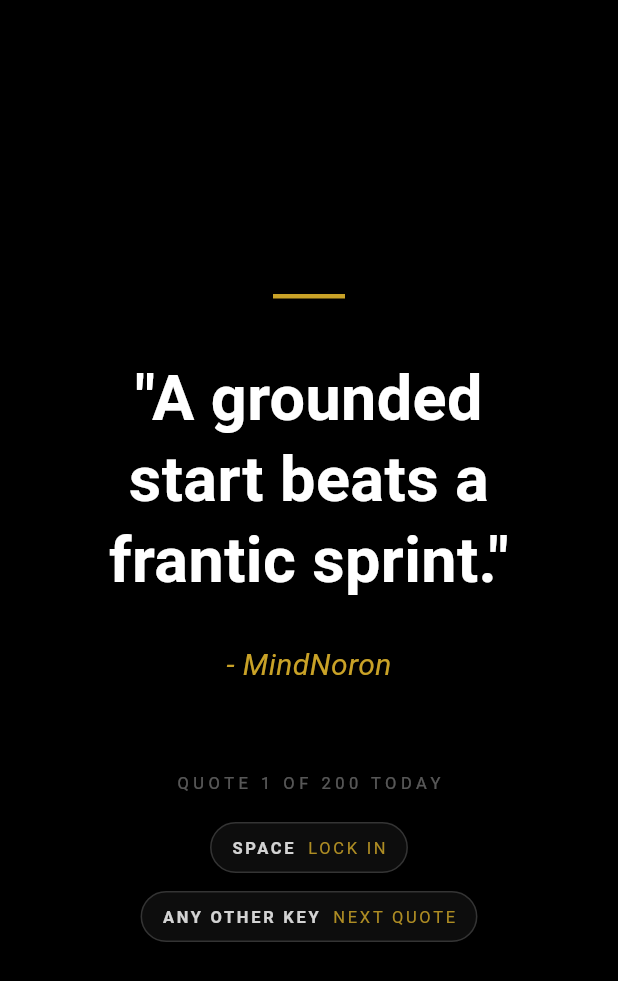
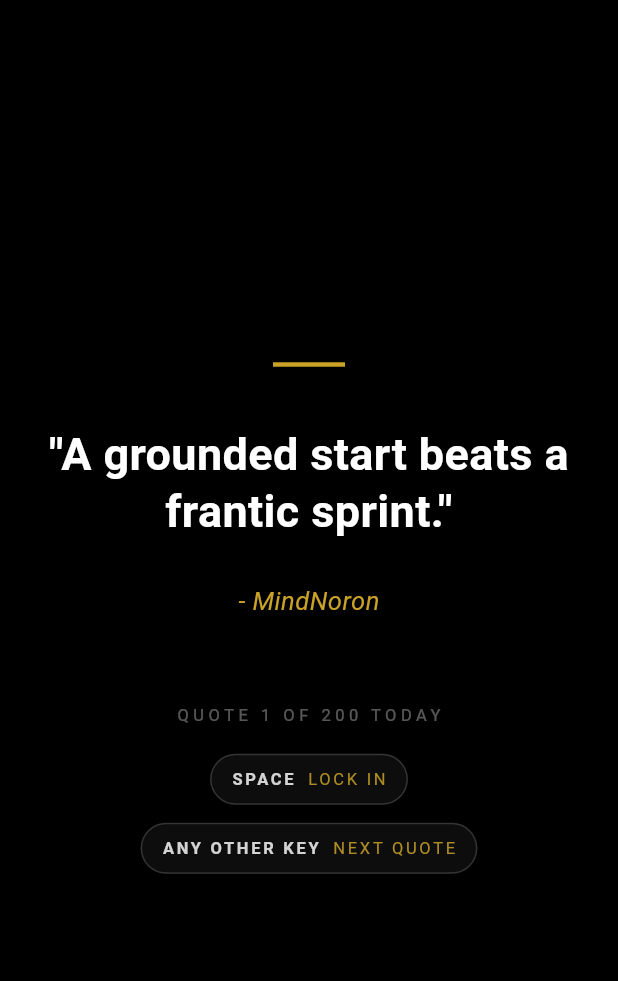
Before and after one commit to moraiinsdev-cell/MindNoron, a Flutter app: the screen it shows after launch, on a phone screen of 412 x 824 dp. Shown: the top 981 px of the screen. Run offline on Flutter 3.47's test engine with Material 3 defaults, Android fonts, the phone set to English and light mode, and no system bars; our stand-ins replace drift, drift_flutter, file_picker, flutter_riverpod, go_router; missing offline and left inert: hotkey_manager, local_notifier, tray_manager, window_manager; accounts and stored records are empty; generated files the repository leaves out were written again; Roboto replaces fonts that are missing (Georgia, Segoe UI); statements that could not run were skipped.

Commit message:
Polish app interactions and launch script

```diff
--- a/lib/core/theme/app_theme.dart
+++ b/lib/core/theme/app_theme.dart
@@ -1,11 +1,11 @@
 import 'package:flutter/material.dart';
 
 /// Calm, minimalist theme for MindNoron (dark-first, light available).
-/// Inspired by Notion + Linear + Forest — deep blue / teal accent.
+/// Inspired by Notion + Linear + Forest - deep blue / teal accent.
 class AppTheme {
   AppTheme._();
 
-  /// Primary accent — deep teal/blue.
+  /// Primary accent - deep teal/blue.
   static const Color seed = Color(0xFF2DD4BF); // teal-400
   static const Color accentBlue = Color(0xFF38BDF8); // sky-400
 
@@ -32,9 +32,16 @@
         elevation: 0,
         color: colorScheme.surfaceContainerHigh,
         shape: RoundedRectangleBorder(
-          borderRadius: BorderRadius.circular(16),
+          borderRadius: BorderRadius.circular(8),
         ),
         margin: EdgeInsets.zero,
+      ),
+      dialogTheme: DialogThemeData(
+        elevation: 0,
+        backgroundColor: colorScheme.surfaceContainerHigh,
+        shape: RoundedRectangleBorder(
+          borderRadius: BorderRadius.circular(12),
+        ),
       ),
       navigationRailTheme: NavigationRailThemeData(
         backgroundColor: colorScheme.surface,
@@ -44,18 +51,68 @@
       filledButtonTheme: FilledButtonThemeData(
         style: FilledButton.styleFrom(
           shape: RoundedRectangleBorder(
-            borderRadius: BorderRadius.circular(12),
+            borderRadius: BorderRadius.circular(8),
           ),
           padding: const EdgeInsets.symmetric(horizontal: 20, vertical: 16),
+        ),
+      ),
+      outlinedButtonTheme: OutlinedButtonThemeData(
+        style: OutlinedButton.styleFrom(
+          shape: RoundedRectangleBorder(
+            borderRadius: BorderRadius.circular(8),
+          ),
+          padding: const EdgeInsets.symmetric(horizontal: 18, vertical: 14),
+        ),
+      ),
+      segmentedButtonTheme: SegmentedButtonThemeData(
+        style: SegmentedButton.styleFrom(
+          shape: RoundedRectangleBorder(
+            borderRadius: BorderRadius.circular(8),
+          ),
+        ),
+      ),
+      floatingActionButtonTheme: FloatingActionButtonThemeData(
+        elevation: 0,
+        shape: RoundedRectangleBorder(
+          borderRadius: BorderRadius.circular(12),
+        ),
+      ),
+      iconButtonTheme: IconButtonThemeData(
+        style: IconButton.styleFrom(
+          shape: RoundedRectangleBorder(
+            borderRadius: BorderRadius.circular(8),
+          ),
         ),
       ),
       inputDecorationTheme: InputDecorationTheme(
         filled: true,
         fillColor: colorScheme.surfaceContainerHighest,
         border: OutlineInputBorder(
-          borderRadius: BorderRadius.circular(12),
+          borderRadius: BorderRadius.circular(8),
           borderSide: BorderSide.none,
         ),
+      ),
+      listTileTheme: ListTileThemeData(
+        shape: RoundedRectangleBorder(
+          borderRadius: BorderRadius.circular(8),
+        ),
+      ),
+      snackBarTheme: SnackBarThemeData(
+        behavior: SnackBarBehavior.floating,
+        backgroundColor: colorScheme.inverseSurface,
+        contentTextStyle: TextStyle(color: colorScheme.onInverseSurface),
+        shape: RoundedRectangleBorder(
+          borderRadius: BorderRadius.circular(8),
+        ),
+      ),
+      tooltipTheme: TooltipThemeData(
+        waitDuration: const Duration(milliseconds: 400),
+        showDuration: const Duration(milliseconds: 1800),
+        decoration: BoxDecoration(
+          color: colorScheme.inverseSurface,
+          borderRadius: BorderRadius.circular(8),
+        ),
+        textStyle: TextStyle(color: colorScheme.onInverseSurface),
       ),
       dividerTheme: DividerThemeData(
         color: colorScheme.outlineVariant.withValues(alpha: 0.4),
--- a/lib/features/motivation/welcome_screen.dart
+++ b/lib/features/motivation/welcome_screen.dart
@@ -17,6 +17,14 @@
     final deck = ref.watch(quoteDeckProvider);
     final deckState = deck.valueOrNull;
     final quote = deckState?.quote;
+    final size = MediaQuery.sizeOf(context);
+    final horizontalPadding = size.width < 720 ? 24.0 : 56.0;
+    final quoteFontSize = size.width < 720
+        ? 30.0
+        : size.width < 1040
+            ? 38.0
+            : 42.0;
+    final authorFontSize = size.width < 720 ? 17.0 : 20.0;
 
     void enter() => context.go(Routes.dashboard);
     void nextQuote() {
@@ -40,7 +48,13 @@
         child: GestureDetector(
           behavior: HitTestBehavior.opaque,
           onTap: nextQuote,
+          child: SafeArea(
             child: Center(
+              child: SingleChildScrollView(
+                padding: EdgeInsets.symmetric(
+                  horizontal: horizontalPadding,
+                  vertical: 32,
+                ),
                 child: TweenAnimationBuilder<double>(
                   tween: Tween(begin: 0, end: 1),
                   duration: const Duration(milliseconds: 850),
@@ -55,7 +69,9 @@
                   child: ConstrainedBox(
                     constraints: const BoxConstraints(maxWidth: 940),
                     child: Padding(
-                  padding: const EdgeInsets.symmetric(horizontal: 56),
+                      padding: EdgeInsets.symmetric(
+                        horizontal: size.width < 720 ? 0 : 8,
+                      ),
                       child: Column(
                         mainAxisSize: MainAxisSize.min,
                         children: [
@@ -72,16 +88,23 @@
                               ).animate(animation);
                               return FadeTransition(
                                 opacity: animation,
-                            child:
-                                SlideTransition(position: slide, child: child),
+                                child: SlideTransition(
+                                  position: slide,
+                                  child: child,
+                                ),
                               );
                             },
                             child: quote == null
-                            ? const _LoadingQuoteBlock(key: ValueKey('loading'))
+                                ? const _LoadingQuoteBlock(
+                                    key: ValueKey('loading'),
+                                  )
                                 : _QuoteBlock(
                                     key: ValueKey(
-                                    '${quote.text}-${deckState?.seenToday ?? 0}'),
+                                      '${quote.text}-${deckState?.seenToday ?? 0}',
+                                    ),
                                     quote: quote,
+                                    quoteFontSize: quoteFontSize,
+                                    authorFontSize: authorFontSize,
                                   ),
                           ),
                           const SizedBox(height: 56),
@@ -102,7 +125,10 @@
                             runSpacing: 12,
                             children: [
                               _KeyHint(label: 'SPACE', value: 'LOCK IN'),
-                          _KeyHint(label: 'ANY OTHER KEY', value: 'NEXT QUOTE'),
+                              _KeyHint(
+                                label: 'ANY OTHER KEY',
+                                value: 'NEXT QUOTE',
+                              ),
                             ],
                           ),
                           if (deckState?.repeatedAfterDailyPool ?? false) ...[
@@ -117,6 +143,8 @@
                             ),
                           ],
                         ],
+                      ),
+                    ),
                   ),
                 ),
               ),
@@ -158,9 +186,16 @@
 }
 
 class _QuoteBlock extends StatelessWidget {
-  const _QuoteBlock({super.key, required this.quote});
+  const _QuoteBlock({
+    super.key,
+    required this.quote,
+    required this.quoteFontSize,
+    required this.authorFontSize,
+  });
 
   final Quote quote;
+  final double quoteFontSize;
+  final double authorFontSize;
 
   @override
   Widget build(BuildContext context) {
@@ -170,9 +205,9 @@
         Text(
           '"${quote.text}"',
           textAlign: TextAlign.center,
-          style: const TextStyle(
+          style: TextStyle(
             fontFamily: 'Georgia',
-            fontSize: 42,
+            fontSize: quoteFontSize,
             height: 1.28,
             fontWeight: FontWeight.w600,
             color: Colors.white,
@@ -181,9 +216,9 @@
         const SizedBox(height: 28),
         Text(
           '- ${quote.author}',
-          style: const TextStyle(
+          style: TextStyle(
             fontFamily: 'Georgia',
-            fontSize: 20,
+            fontSize: authorFontSize,
             fontStyle: FontStyle.italic,
             color: WelcomeScreen._gold,
           ),
```
Also changed, not shown: lib/features/capture/capture_dialog.dart (+19 -3 lines), lib/features/command_palette/command_palette.dart (+20 -2 lines), lib/presentation/widgets/common/section_scaffold.dart (+47 -11 lines), 3 other files. Lines whose indentation alone changed are shown as unchanged.
